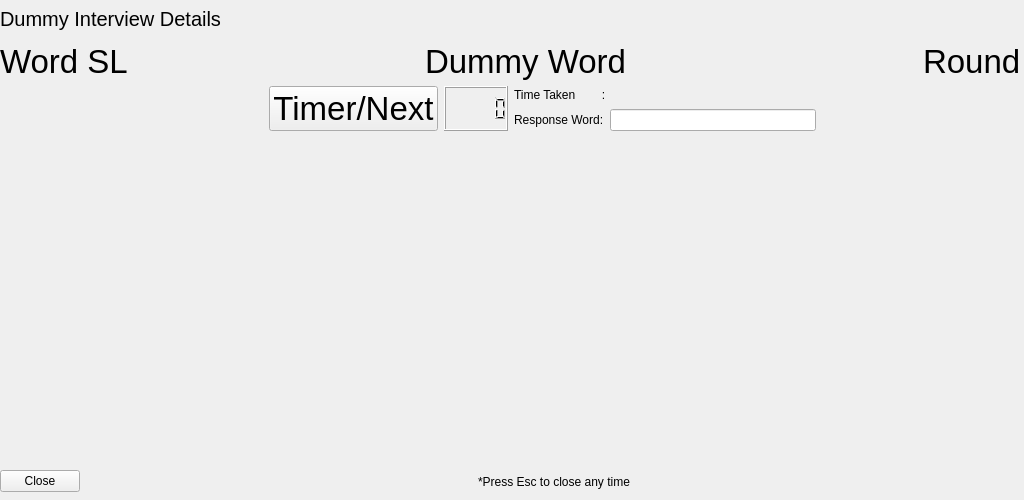
Above: 32_GUI_with_PyQt5/WAT/GUI_Files/Interview.ui from amir-ice-1516-iu/basic_coding_blocks before the change. Below: the same form after it.
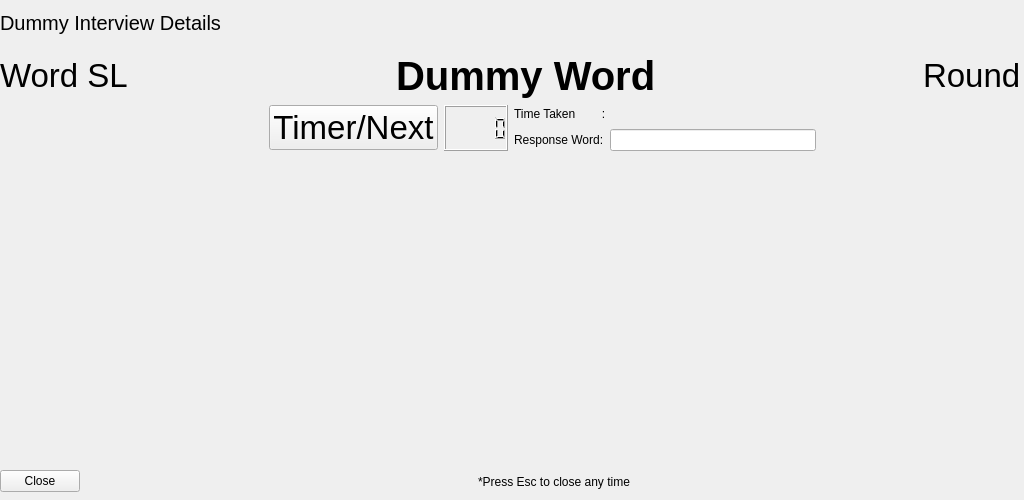
That is the form after the change.

The edit to the form file:
```diff
--- a/32_GUI_with_PyQt5/WAT/GUI_Files/Interview.ui
+++ b/32_GUI_with_PyQt5/WAT/GUI_Files/Interview.ui
@@ -23,9 +23,9 @@
    <property name="geometry">
     <rect>
      <x>0</x>
-     <y>135</y>
+     <y>164</y>
      <width>1024</width>
-     <height>321</height>
+     <height>280</height>
     </rect>
    </property>
   </widget>
@@ -35,7 +35,7 @@
      <x>0</x>
      <y>0</y>
      <width>1021</width>
-     <height>131</height>
+     <height>151</height>
     </rect>
    </property>
    <layout class="QVBoxLayout" name="verticalLayout_2">
@@ -82,9 +82,14 @@
        <widget class="QLabel" name="testWordLabel">
         <property name="font">
          <font>
-          <pointsize>25</pointsize>
+          <pointsize>30</pointsize>
+          <weight>75</weight>
+          <bold>true</bold>
          </font>
         </property>
+        <property name="styleSheet">
+         <string notr="true"/>
+        </property>
         <property name="text">
          <string>Dummy Word</string>
         </property>
```
